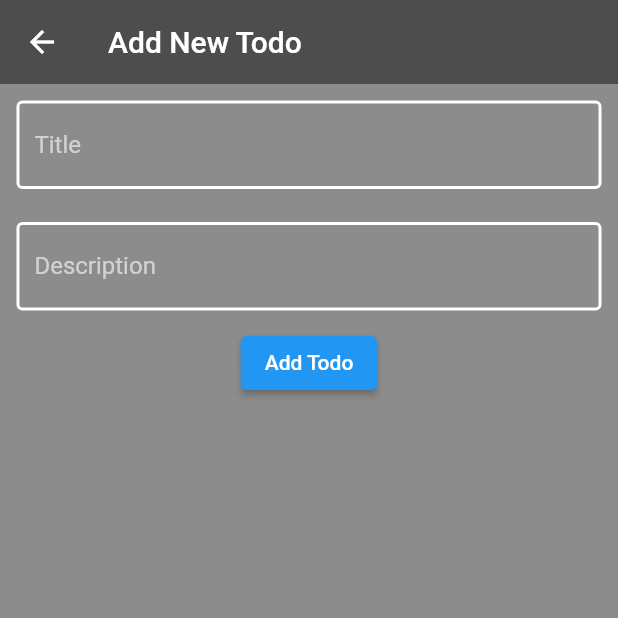
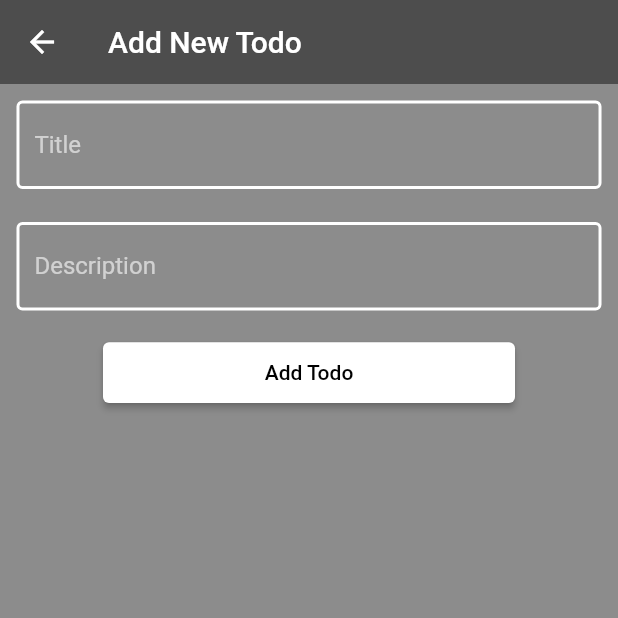
Before and after one commit to yagizdo/todo_app_airtable, a Flutter app: the AddTodoView screen opened directly, on a phone screen of 412 x 824 dp, the top half of it. Run offline on Flutter 3.47's test engine with Material 2 defaults, Android fonts, the phone set to English and light mode, and no system bars; our stand-ins replace bloc, dio, flutter_bloc, flutter_dotenv, flutter_screenutil; network calls fail.

Commit message:
updated add todo button style

```diff
--- a/lib/view/add_todo_view.dart
+++ b/lib/view/add_todo_view.dart
@@ -72,10 +72,25 @@ class _AddTodoViewState extends State<AddTodoView> {
               ),
             ),
 
+            // Sizedbox for padding
+            SizedBox(
+              height: 10.h,
+            ),
+
             // Add To-do Button
-            ElevatedButton(
-              onPressed: () {},
-              child: const Text('Add Todo'),
+            SizedBox(
+              width: 250.w,
+              height: 40.h,
+              child: ElevatedButton(
+                onPressed: () {},
+                style: ElevatedButton.styleFrom(
+                  primary: Colors.white,
+                ),
+                child: const Text(
+                  'Add Todo',
+                  style: TextStyle(color: Colors.black),
+                ),
+              ),
             ),
           ],
         ),
```
